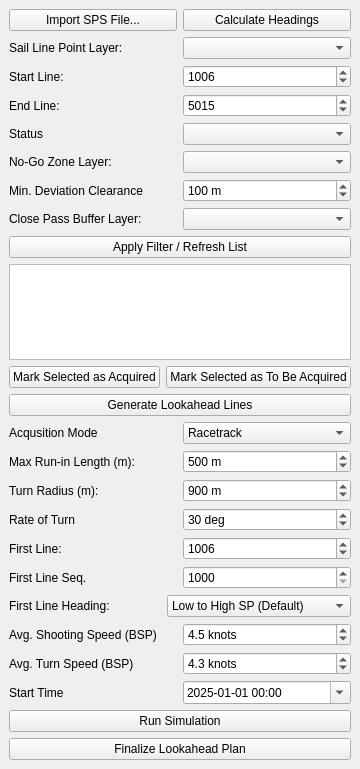
First picture: the form in obn_planner_dockwidget_base.ui, repository aldien03/OBN_Source_Planner_QGIS_Plugin, before the edit.
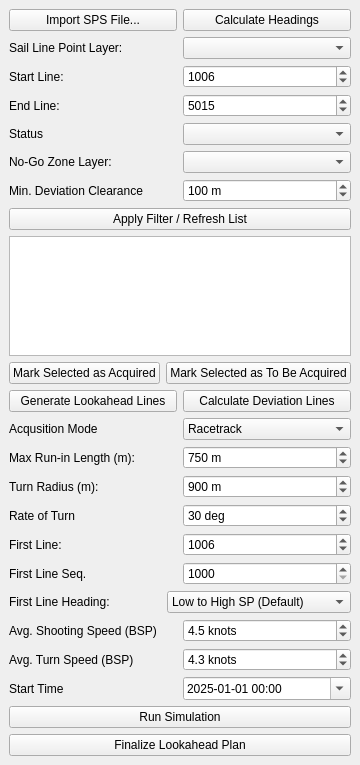
Second picture: the form after the edit.

Commit message: deviation debug

```diff
--- a/obn_planner_dockwidget_base.ui
+++ b/obn_planner_dockwidget_base.ui
@@ -7,7 +7,7 @@
     <x>0</x>
     <y>0</y>
     <width>324</width>
-    <height>769</height>
+    <height>765</height>
    </rect>
   </property>
   <property name="windowTitle">
@@ -153,20 +153,6 @@
       </item>
      </layout>
     </item>
-    <item>
-     <layout class="QHBoxLayout" name="horizontalLayout_6">
-      <item>
-       <widget class="QLabel" name="label_6">
-        <property name="text">
-         <string>Close Pass Buffer Layer:</string>
-        </property>
-       </widget>
-      </item>
-      <item>
-       <widget class="QComboBox" name="closePassLayerComboBox"/>
-      </item>
-     </layout>
-    </item>
     <item>
      <layout class="QVBoxLayout" name="verticalLayout_2">
       <item>
@@ -200,6 +186,8 @@
      </layout>
     </item>
     <item>
+     <layout class="QHBoxLayout" name="horizontalLayout_6">
+      <item>
      <widget class="QPushButton" name="generateLinesButton">
       <property name="text">
        <string>Generate Lookahead Lines</string>
@@ -207,6 +195,15 @@
      </widget>
     </item>
     <item>
+       <widget class="QPushButton" name="calculateDeviationsButton">
+        <property name="text">
+         <string>Calculate Deviation Lines</string>
+        </property>
+       </widget>
+      </item>
+     </layout>
+    </item>
+    <item>
      <layout class="QHBoxLayout" name="horizontalLayout_18">
       <item>
        <widget class="QLabel" name="label_15">
@@ -255,7 +252,7 @@
          <double>50.000000000000000</double>
         </property>
         <property name="value">
-         <double>500.000000000000000</double>
+         <double>750.000000000000000</double>
         </property>
        </widget>
       </item>
```
Lines whose indentation alone changed are shown as unchanged. The commit also changes 4 other files.
